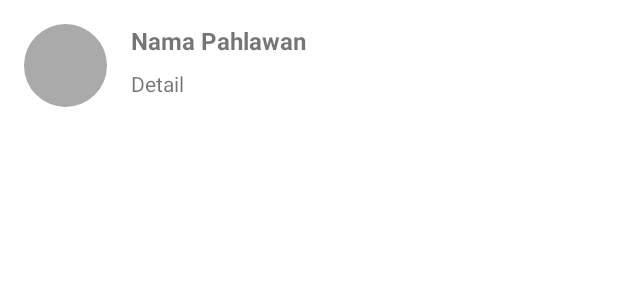
After one commit to adhytianara/Kotlin-Android-Playground, an Android app: the layout item_row_hero.xml on its own in the app's theme, with its tools: preview values and no code run, on a phone screen of 412 x 824 dp. The commit adds this screen. Shown: the top 300 px of the screen. Run offline under Robolectric (Android 15) with nearby library versions, the phone set to English and light mode, and no system bars.

Commit message:
Create per row design for recyclerview

```diff
--- /dev/null
+++ b/app/src/main/res/layout/item_row_hero.xml
@@ -0,0 +1,35 @@
+<?xml version="1.0" encoding="utf-8"?>
+<LinearLayout xmlns:android="http://schemas.android.com/apk/res/android"
+    xmlns:tools="http://schemas.android.com/tools"
+    android:layout_width="match_parent"
+    android:layout_height="wrap_content"
+    android:orientation="horizontal"
+    android:padding="16dp">
+
+    <de.hdodenhof.circleimageview.CircleImageView
+        android:id="@+id/img_item_photo"
+        android:layout_width="55dp"
+        android:layout_height="55dp"
+        android:layout_marginEnd="16dp"
+        tools:src="@android:color/darker_gray" />
+    <LinearLayout
+        android:layout_width="match_parent"
+        android:layout_height="wrap_content"
+        android:orientation="vertical">
+        <TextView
+            android:id="@+id/tv_item_name"
+            android:layout_width="match_parent"
+            android:layout_height="wrap_content"
+            android:layout_marginBottom="8dp"
+            android:textSize="16sp"
+            android:textStyle="bold"
+            tools:text="@string/heroes_name" />
+        <TextView
+            android:id="@+id/tv_item_detail"
+            android:layout_width="match_parent"
+            android:layout_height="wrap_content"
+            android:ellipsize="end"
+            android:maxLines="2"
+            tools:text="@string/detail" />
+    </LinearLayout>
+</LinearLayout>
--- a/app/src/main/res/values/strings.xml
+++ b/app/src/main/res/values/strings.xml
@@ -1,3 +1,5 @@
 <resources>
     <string name="app_name">kotlin playground</string>
+    <string name="heroes_name">Nama Pahlawan</string>
+    <string name="detail">Detail</string>
 </resources>
```
